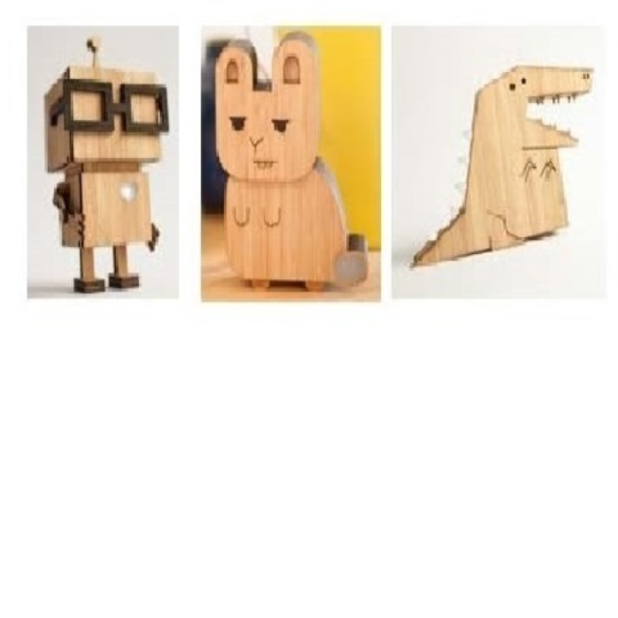
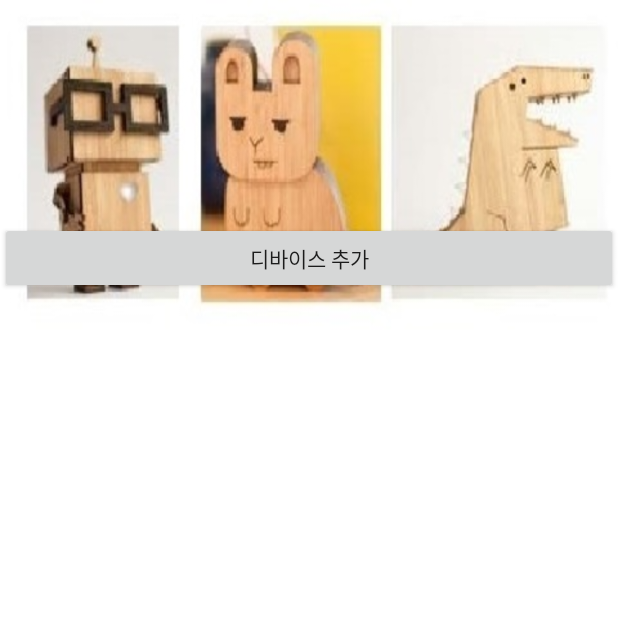
Before and after one commit to lavendy/PlantMonitor, an Android app: the screen it shows after launch (MainActivity), on a phone screen of 412 x 824 dp, the top half of it. Run offline under Robolectric (Android 15) with nearby library versions, the phone set to English and light mode, and no system bars.

Commit message:
main activity 에 리스트 뷰 추가중

```diff
--- a/app/src/main/res/layout/activity_main.xml
+++ b/app/src/main/res/layout/activity_main.xml
@@ -7,5 +7,16 @@
         android:layout_width="wrap_content"
         android:layout_height="wrap_content"
         android:id="@+id/activity_main_listview_plant_list"
-        android:layout_alignParentBottom="true" />
+        android:layout_alignParentBottom="true"
+        android:layout_below="@+id/activity_main_btn_add_new_plant" />
+
+    <Button
+        android:layout_width="fill_parent"
+        android:layout_height="wrap_content"
+        android:text="디바이스 추가"
+        android:id="@+id/activity_main_btn_add_new_plant"
+        android:layout_alignParentTop="true"
+        android:layout_centerHorizontal="true"
+        android:layout_marginTop="148dp"
+        android:layout_alignParentStart="false" />
 </RelativeLayout>
```
